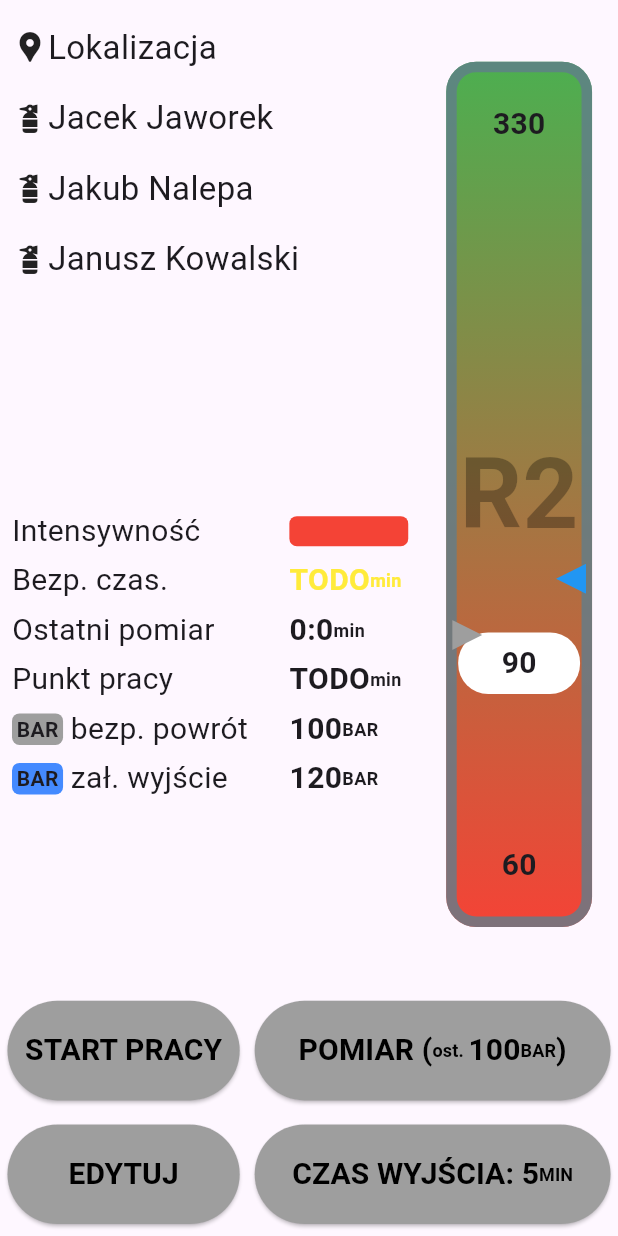
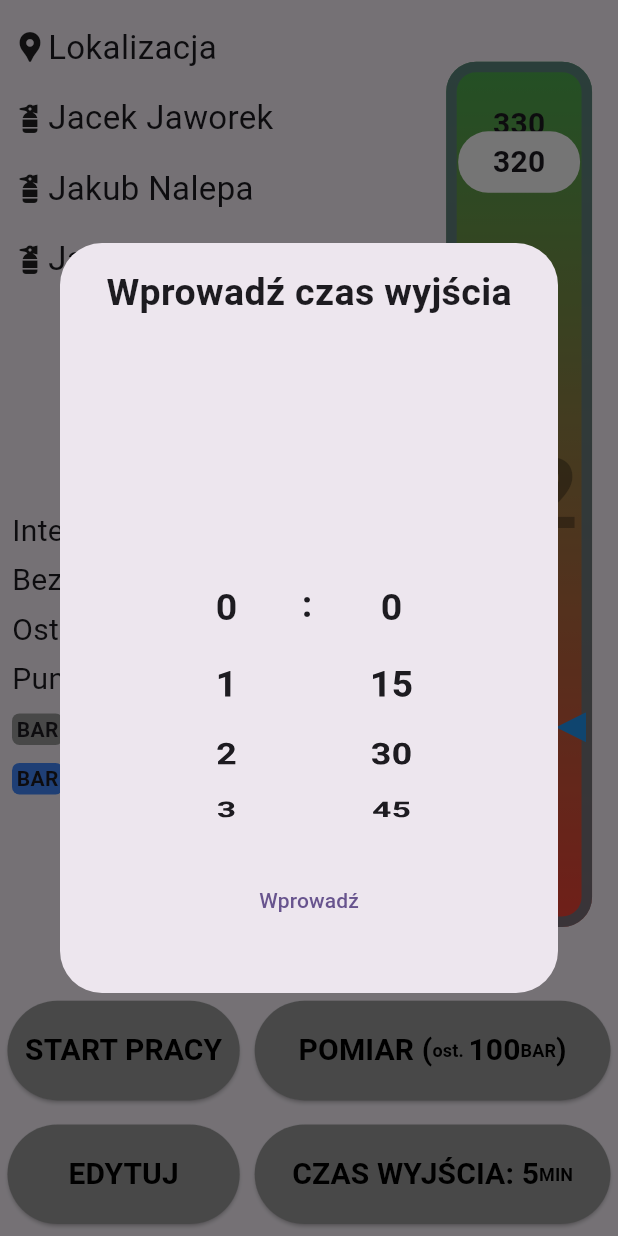
Before and after one commit to Adam-Lukaszewicz/OxyGuard, a Flutter app: the SquadPage widget shown alone on an empty page, opened directly, after a tap on an icon or button, on a phone screen of 412 x 824 dp. Run offline on Flutter 3.47's test engine with Material 3 defaults, Android fonts, the phone set to English and light mode, and no system bars.

Commit message:
Check and exit time input popups
done in dialogs using scroll wheels + some adjustments to time displays and "slider" positionings

```diff
--- a/oxy_guard/lib/squadPage.dart
+++ b/oxy_guard/lib/squadPage.dart
@@ -14,13 +14,16 @@ class SquadPage extends StatefulWidget {
 }
 
 class _SquadPageState extends State<SquadPage> {
-  var oxygenValue = 90.0;
+  var oxygenValue = 320.0;
   final lastCheckStopwatch = Stopwatch(); //TODO: Wynieść stopwatch każdej roty nad stan pojedynczego widgetu (zmiana zakladki nie spowoduje zerowania stopwatcha)
   late Timer oneSec;
-  late TextEditingController checkController;
+  late FixedExtentScrollController checkController;
+  late FixedExtentScrollController exitMinuteController;
+  late FixedExtentScrollController exitSecondsController;
   var lastCheckPressure = 100.0;
   var returnPressure = 100.0;
   var plannedReturnPressure = 120.0;
+  var exitTime = 300;
   var squadTextStyle = const TextStyle(
     fontSize: 22,
   );
@@ -45,7 +48,9 @@ class _SquadPageState extends State<SquadPage> {
   void initState() {
     super.initState();
     lastCheckStopwatch.start();
-    checkController = TextEditingController();
+    checkController = FixedExtentScrollController();
+    exitMinuteController = FixedExtentScrollController();
+    exitSecondsController = FixedExtentScrollController();
     oneSec = Timer.periodic(const Duration(seconds: 1), (Timer t) {
       if (!mounted) return;
       setState(() {
@@ -204,7 +209,7 @@ class _SquadPageState extends State<SquadPage> {
                                             child: Row(
                                           children: [
                                             Text(
-                                                "${lastCheckStopwatch.elapsedMilliseconds~/1000~/60}:${(lastCheckStopwatch.elapsedMilliseconds~/1000 % 60).toInt()}",
+                                                "${lastCheckStopwatch.elapsedMilliseconds~/1000~/60}:${(lastCheckStopwatch.elapsedMilliseconds~/1000 % 60).toInt() < 10 ? "0${(lastCheckStopwatch.elapsedMilliseconds~/1000 % 60).toInt()}" : "${(lastCheckStopwatch.elapsedMilliseconds~/1000 % 60).toInt()}"}",
                                                 style: varTextStyle),
                                             Text("min", style: unitTextStyle)
                                           ],
@@ -362,6 +367,22 @@ class _SquadPageState extends State<SquadPage> {
                             clipBehavior: Clip.none,
                             children: [
                               Positioned(
+                                top: 20,
+                                left: 0,
+                                right: 0,
+                                child: Center(
+                                  child: Text("330", style: varTextStyle),
+                                ),
+                              ),
+                              Positioned(
+                                bottom: 20,
+                                left: 0,
+                                right: 0,
+                                child: Center(
+                                  child: Text("60", style: varTextStyle),
+                                ),
+                              ),
+                              Positioned(
                                 top: 0,
                                 bottom: 0,
                                 right: 0,
@@ -375,11 +396,7 @@ class _SquadPageState extends State<SquadPage> {
                                 ),
                               ),
                               Positioned(
-                                top: constraints.maxHeight -
-                                    (oxygenValue *
-                                        constraints.maxHeight /
-                                        300.0) -
-                                    20.5,
+                                top: 20 + ((constraints.maxHeight - 40)/270) * (330 - oxygenValue),
                                 left: 1,
                                 right: 1,
                                 child: Container(
@@ -398,11 +415,7 @@ class _SquadPageState extends State<SquadPage> {
                                         ))),
                               ),
                               Positioned(
-                                  top: constraints.maxHeight -
-                                      (returnPressure *
-                                          constraints.maxHeight /
-                                          300.0) -
-                                      10,
+                                  top: 20 + ((constraints.maxHeight - 40)/270) * (330 - returnPressure),
                                   left: -3,
                                   child: ClipPath(
                                     clipper: LeftTriangle(),
@@ -413,11 +426,7 @@ class _SquadPageState extends State<SquadPage> {
                                     ),
                                   )),
                               Positioned(
-                                  top: constraints.maxHeight -
-                                      (plannedReturnPressure *
-                                          constraints.maxHeight /
-                                          300.0) -
-                                      10,
+                                  top: 20 + ((constraints.maxHeight - 40)/270) * (330 - plannedReturnPressure),
                                   right: -3,
                                   child: ClipPath(
                                     clipper: RightTriangle(),
@@ -427,22 +436,7 @@ class _SquadPageState extends State<SquadPage> {
                                       width: 20,
                                     ),
                                   )),
-                              Positioned(
-                                top: 20,
-                                left: 0,
-                                right: 0,
-                                child: Center(
-                                  child: Text("330", style: varTextStyle),
-                                ),
-                              ),
-                              Positioned(
-                                bottom: 20,
-                                left: 0,
-                                right: 0,
-                                child: Center(
-                                  child: Text("60", style: varTextStyle),
-                                ),
-                              ),
+
                             ],
                           );
                         },
@@ -477,9 +471,9 @@ class _SquadPageState extends State<SquadPage> {
                           vertical: 8.0, horizontal: 5.0),
                       child: ElevatedButton(
                           onPressed: () async {
-                            final parse = await checkDialog();
-                              if(parse == null || !parse.isNotEmpty) return;
-                              final valid = double.parse(parse);
+                            final parse = await checkListDialog();
+                              if(parse == null) return;
+                              final valid = parse.toDouble();
                               setState(() {
                                 if(valid < oxygenValue){
                                   lastCheckPressure = valid;
@@ -538,14 +532,20 @@ class _SquadPageState extends State<SquadPage> {
                       padding: const EdgeInsets.symmetric(
                           vertical: 8.0, horizontal: 5.0),
                       child: ElevatedButton(
-                          onPressed: () {},
+                          onPressed: () async {
+                            var newExitTime = await exitTimeDialog();
+                            if (newExitTime == null) return;
+                            setState(() {
+                              exitTime = newExitTime;
+                            });
+                          },
                           style: bottomButtonStyle,
                           child: Center(
                             child: Row(
                               mainAxisAlignment: MainAxisAlignment.center,
                               children: [
                                 Text(
-                                  "CZAS WYJŚCIA: ${5}",
+                                  "CZAS WYJŚCIA: ${exitTime~/60}${(exitTime%60).toInt() == 0 ? "" : ":${(exitTime%60).toInt() < 10 ? "0${(exitTime%60).toInt()}" : "${(exitTime%60).toInt()}"}"}",
                                   style: varTextStyle,
                                 ),
                                 Text(
@@ -562,23 +562,106 @@ class _SquadPageState extends State<SquadPage> {
     );
   }
 
-  Future<String?> checkDialog() => showDialog<String>(
-    context: context
-  , builder: (context) => AlertDialog(
-    title: const Text("Wprowadź nowy pomiar"),
-    content: TextField(
-      controller: checkController,
-      //autofocus: true,
-    ),
-    actions: [
-      TextButton(onPressed: (){Navigator.of(context).pop(checkController.text);}, child: const Text("Wprowadź"))
-    ],
-  )
+  Future<int?> checkListDialog() => showDialog<int>(
+    context: context,
+     builder: (context) => Dialog(
+      child: SizedBox(
+        height: 500,
+        width: 600,
+        child: Padding(
+          padding: const EdgeInsets.all(15.0),
+          child: Column(
+            mainAxisAlignment: MainAxisAlignment.center,
+            children: [
+              const Expanded(
+                flex: 2,
+                child: Text("Wprowadź nowy pomiar", style: TextStyle(fontSize: 25, fontWeight: FontWeight.bold),)
+                ),
+              Expanded(
+                flex: 6,
+                child: ListWheelScrollView.useDelegate(
+                controller: checkController,
+                itemExtent: 50,
+                physics: const FixedExtentScrollPhysics(),
+                childDelegate: ListWheelChildBuilderDelegate(
+                  childCount: (oxygenValue.toInt() - 60)~/10,
+                  builder:(context, index) => Text("${oxygenValue.toInt() - 10 * index}", style: TextStyle(fontSize: 25, fontWeight: FontWeight.bold,)),
+                )
+                ),
+              ),
+              Expanded(flex: 2, child: TextButton(onPressed: (){Navigator.of(context).pop(oxygenValue.toInt() - 10 * checkController.selectedItem);}, child: const Text("Wprowadź")))
+            ],
+            ),
+        ),
+      ),
+     )
+  );
+
+    Future<int?> exitTimeDialog() => showDialog<int>(
+    context: context,
+     builder: (context) => Dialog(
+      child: SizedBox(
+        height: 500,
+        width: 600,
+        child: Padding(
+          padding: const EdgeInsets.all(15.0),
+          child: Column(
+            mainAxisAlignment: MainAxisAlignment.center,
+            children: [
+              const Expanded(
+                flex: 2,
+                child: Text("Wprowadź czas wyjścia", style: TextStyle(fontSize: 25, fontWeight: FontWeight.bold),)
+                ),
+              Expanded(
+                flex: 6,
+                child: Row(
+                  mainAxisAlignment: MainAxisAlignment.center,
+                  children: [
+                    Container(
+                      width: 100,
+                      child: ListWheelScrollView.useDelegate(
+                      controller: exitMinuteController,
+                      itemExtent: 50,
+                      physics: const FixedExtentScrollPhysics(),
+                      childDelegate: ListWheelChildBuilderDelegate(
+                        childCount: 16,
+                        builder:(context, index) => Text("$index", style: const TextStyle(fontSize: 25, fontWeight: FontWeight.bold)),
+                      )
+                      ),
+                    ),
+                    Container(
+                      width: 10,
+                      padding: EdgeInsets.only(bottom: 18),
+                      child: const Text(":", style: const TextStyle(fontSize: 25, fontWeight: FontWeight.bold)),
+                    ),
+                    Container(
+                      width: 100,
+                      child: ListWheelScrollView.useDelegate(
+                      controller: exitSecondsController,
+                      itemExtent: 50,
+                      physics: const FixedExtentScrollPhysics(),
+                      childDelegate: ListWheelChildBuilderDelegate(
+                        childCount: 4,
+                        builder:(context, index) => Text("${index * 15}", style: const TextStyle(fontSize: 25, fontWeight: FontWeight.bold)),
+                      )
+                      ),
+                    ),
+                  ],
+                ),
+              ),
+              Expanded(flex: 2, child: TextButton(onPressed: (){Navigator.of(context).pop(15 * exitSecondsController.selectedItem  + 60 * exitMinuteController.selectedItem);}, child: const Text("Wprowadź")))
+            ],
+            ),
+        ),
+      ),
+     )
   );
 
   @override
   void dispose(){
     checkController.dispose();
+    exitMinuteController.dispose();
+    exitSecondsController.dispose();
     super.dispose();
   }
 }
```
Also changed, not shown: oxy_guard/lib/managePage.dart (+6 -3 lines).
